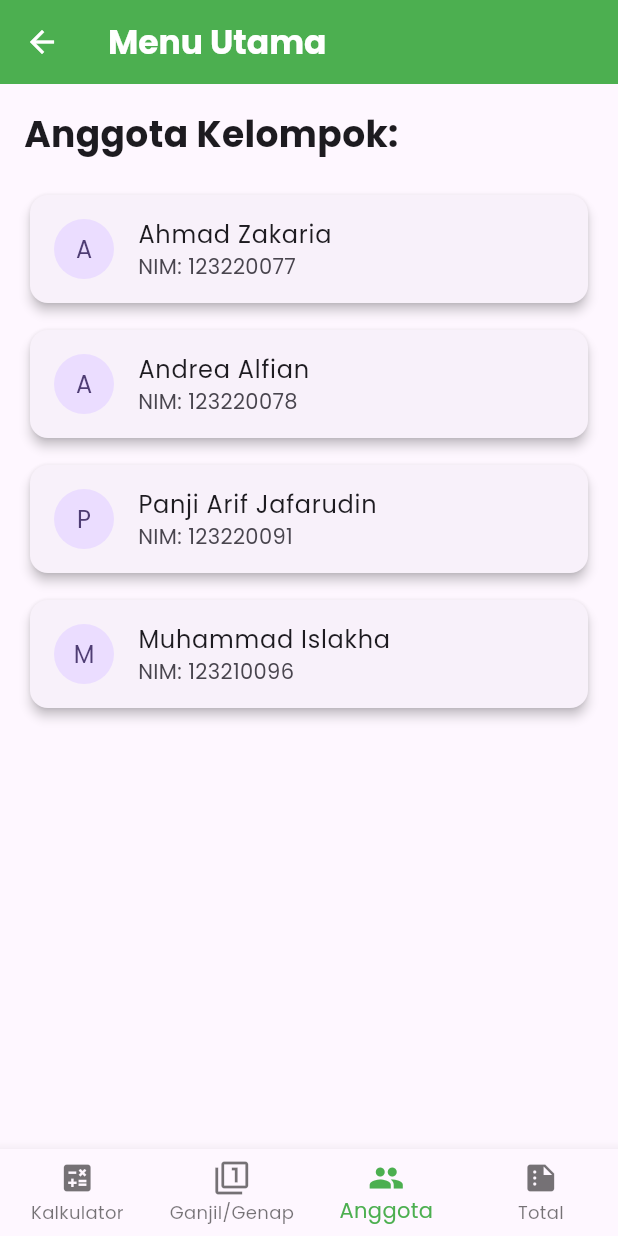
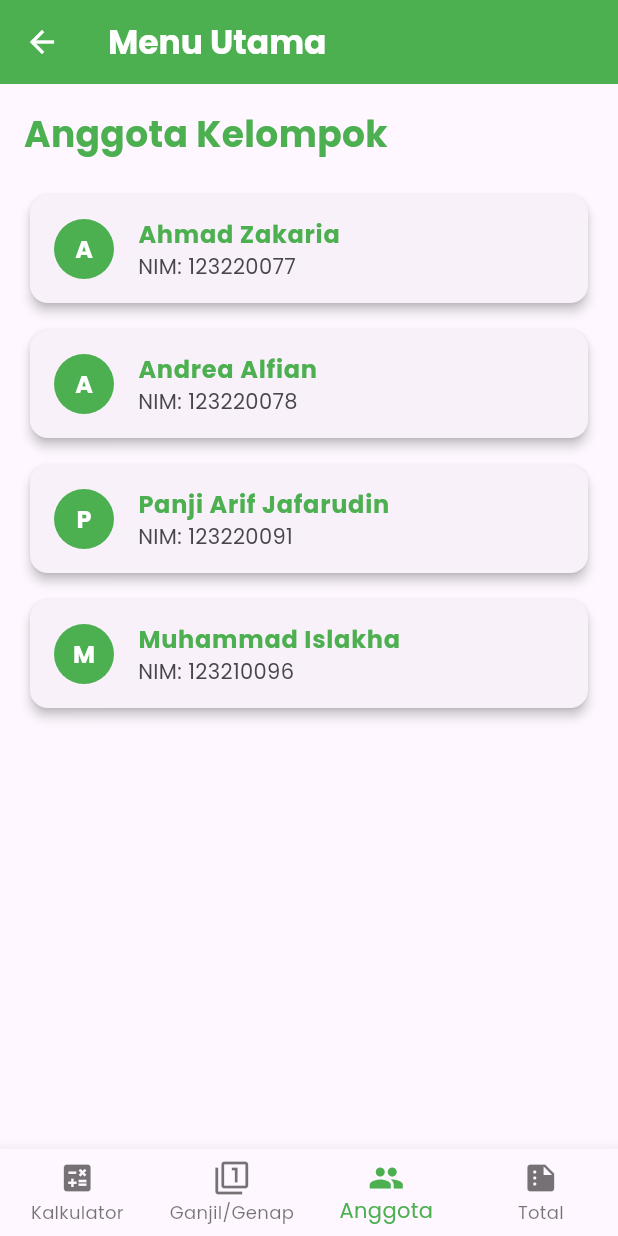
Before and after one commit to uchihamadara37/Mancing_Sikk_App, a Flutter app: the MenuPage screen opened directly, item 3 of the bottom bar chosen, on a phone screen of 412 x 824 dp. Run offline on Flutter 3.47's test engine with Material 3 defaults, Android fonts, the light colour scheme and no system bars.

Commit message:
edit interface odd even, interface nama kelompok

```diff
--- a/lib/page/menu_page.dart
+++ b/lib/page/menu_page.dart
@@ -36,7 +36,7 @@ class _MenuPageState extends State<MenuPage> {
           ),
           backgroundColor: Colors.green,
           iconTheme: IconThemeData(
-            color: Colors.white, // Changes the color of the back arrow
+            color: Colors.white,
           ),
       ),
       body: IndexedStack(
@@ -55,7 +55,7 @@ class _MenuPageState extends State<MenuPage> {
         currentIndex: _selectedIndex,
         selectedItemColor: Colors.green,
         onTap: _onItemTapped,
-        type: BottomNavigationBarType.fixed, // Untuk menampilkan semua item
+        type: BottomNavigationBarType.fixed,
       ),
     );
   }
@@ -221,6 +221,7 @@ class OddEvenPage extends StatefulWidget {
 class _OddEvenPageState extends State<OddEvenPage> {
   final TextEditingController numberController = TextEditingController();
   String _result = "Masukkan angka";
+  String _maxVal = "";
 
   void _checkOddEven() {
     int? num = int.tryParse(numberController.text);
@@ -243,20 +244,44 @@ class _OddEvenPageState extends State<OddEvenPage> {
           TextField(
             controller: numberController,
             keyboardType: TextInputType.number,
+            maxLength: 30,
+            textAlign: TextAlign.center,
             decoration: InputDecoration(
               labelText: "Masukkan Bilangan",
               border: OutlineInputBorder(),
+              counterText: "",
+              contentPadding: EdgeInsets.symmetric(
+                  vertical: 20.0,
+                  horizontal: 16.0
+              ),
             ),
+            onChanged: (value) {
+              if (value.length == 30) {
+                setState(() {
+                  _maxVal = "Udh bg jgn bnyk2";
+                });
+              } else if (value.isEmpty) {
+                setState(() {
+                  _maxVal = "";
+                  _result = "Masukkan angka";
+                });
+              }
+              else {
+                _maxVal = "";
+                _checkOddEven();
+              }
+            },
           ),
           SizedBox(height: 20),
-          ElevatedButton(
-            onPressed: _checkOddEven,
-            child: Text("Cek Ganjil/Genap"),
-          ),
+          Text(_maxVal),
           SizedBox(height: 20),
           Text(
             _result,
-            style: TextStyle(fontSize: 20, fontWeight: FontWeight.bold),
+            style: TextStyle(
+                fontSize: 20,
+                fontWeight: FontWeight.bold,
+                color: Colors.green,
+            ),
           ),
         ],
       ),
@@ -276,8 +301,9 @@ class TeamMembersPage extends StatelessWidget {
         crossAxisAlignment: CrossAxisAlignment.start,
         children: [
           Text(
-            "Anggota Kelompok:",
-            style: TextStyle(fontSize: 24, fontWeight: FontWeight.bold),
+            "Anggota Kelompok",
+            textAlign: TextAlign.center,
+            style: TextStyle(fontSize: 24, fontWeight: FontWeight.bold, color: Colors.green),
           ),
           SizedBox(height: 20),
           MemberCard(
@@ -321,9 +347,22 @@ class MemberCard extends StatelessWidget {
       elevation: 3,
       child: ListTile(
         leading: CircleAvatar(
-          child: Text(name[0]), // Menampilkan huruf pertama nama
+          backgroundColor: Colors.green,
+          child: Text(
+              name[0],
+              style: TextStyle(
+                fontWeight: FontWeight.bold,
+                color: Colors.white,
+              ),
+          ),
         ),
-        title: Text(name),
+        title: Text(
+            name,
+            style: TextStyle(
+              fontWeight: FontWeight.bold,
+              color: Colors.green,
+            ),
+        ),
         subtitle: Text("NIM: $nim"),
       ),
     );
```
